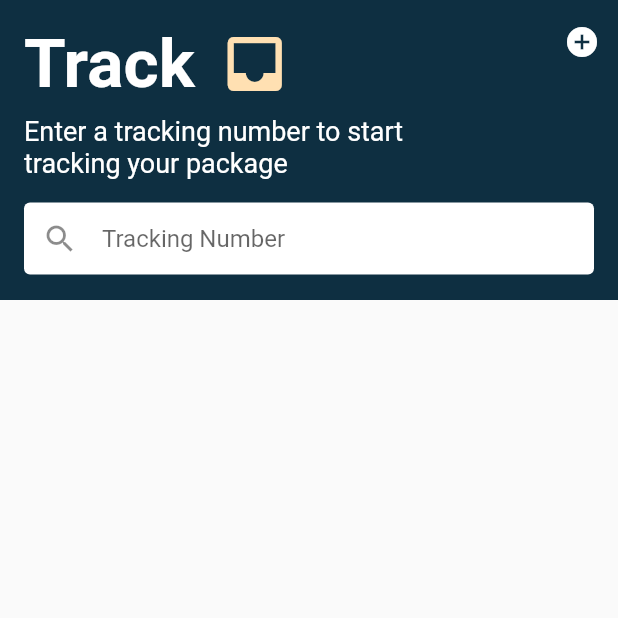
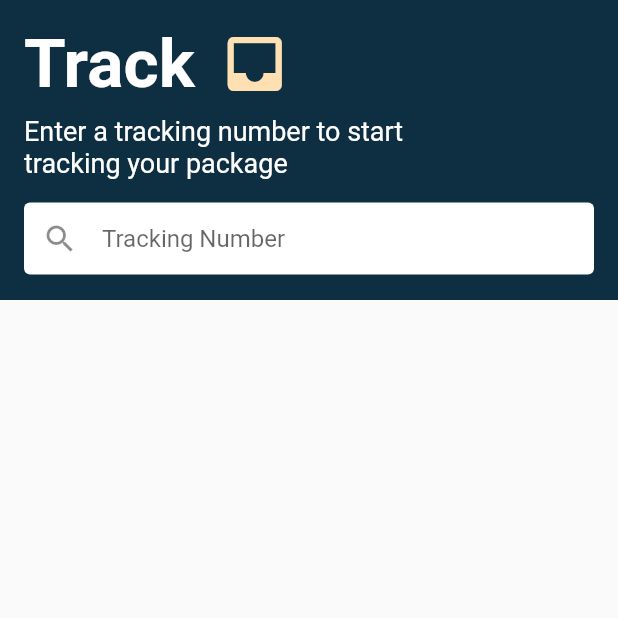
Before and after one commit to JAICHANGPARK/flutter_notebook_5th_story, a Flutter app: the screen it shows after launch, on a phone screen of 412 x 824 dp, the top half of it. Run offline on Flutter 3.47's test engine with Material 2 defaults, Android fonts, the light colour scheme and no system bars; our stand-ins replace google_fonts; missing offline and left inert: calendar_strip.

Commit message:
Update delivery_main_page.dart

```diff
--- a/lib/ep416_lot_delivery_app/delivery_main_page.dart
+++ b/lib/ep416_lot_delivery_app/delivery_main_page.dart
@@ -10,17 +10,10 @@ class _DeliveryMainPageState extends State<DeliveryMainPage> {
   @override
   Widget build(BuildContext context) {
     return Scaffold(
-      body:
-      CustomScrollView(
-        slivers: [
-          SliverAppBar(
-              backgroundColor: Color(0xff0E2F41),
-              expandedHeight: 200.0,
-              flexibleSpace: FlexibleSpaceBar(
-                background: SafeArea(
-                  child:
-
-                  Container(
+      body: Column(
+        children: [
+          SafeArea(
+            child: Container(
               height: 200,
               padding: EdgeInsets.all(16),
               decoration: BoxDecoration(color: Color(0xff0E2F41)),
@@ -72,38 +65,105 @@ class _DeliveryMainPageState extends State<DeliveryMainPage> {
               ),
             ),
           ),
-              ),
-              floating: false,
-              pinned: true,
-              snap: false,
-              actions: <Widget>[
-                IconButton(
-                  icon: const Icon(Icons.add_circle),
-                  tooltip: 'Add new entry',
-                  onPressed: () {
-                    /* ... */
-                  },
-                ),
-              ]),
-
-// 14 47 65
-//          SliverList(
-//            delegate: SliverChildBuilderDelegate((context, index) {
-//              return ListTile(
-//                title: Text("Hello $index"),
-//              );
-//            }, childCount: 30),
-//          )
           Container(
-            height: MediaQuery.of(context).size.height / 2,
-            child: Placeholder(),
-          ),
-          Container(
-            height: MediaQuery.of(context).size.height / 2,
-            child: Placeholder(),
-          ),
+            height: MediaQuery.of(context).size.height / 1.45,
+            child: ListView(),
+          )
         ],
-      ),
+      )
+//      CustomScrollView(
+//        slivers: [
+//          SliverAppBar(
+//              backgroundColor: Color(0xff0E2F41),
+//              expandedHeight: 200.0,
+//              flexibleSpace: FlexibleSpaceBar(
+//                background: SafeArea(
+//                  child:
+//
+//                  Container(
+//                    height: 200,
+//                    padding: EdgeInsets.all(16),
+//                    decoration: BoxDecoration(color: Color(0xff0E2F41)),
+//                    child: Column(
+//                      crossAxisAlignment: CrossAxisAlignment.start,
+//                      children: [
+//                        Row(
+//                          children: [
+//                            Text(
+//                              "Track",
+//                              style: TextStyle(color: Colors.white, fontWeight: FontWeight.bold, fontSize: 45),
+//                            ),
+//                            SizedBox(
+//                              width: 16,
+//                            ),
+//                            Icon(
+//                              Icons.inbox,
+//                              color: Colors.orange[100],
+//                              size: 48,
+//                            )
+//                          ],
+//                        ),
+//                        SizedBox(height: 8),
+//                        Text(
+//                          "Enter a tracking number to start",
+//                          style: TextStyle(fontSize: 18, color: Colors.white),
+//                        ),
+//                        Text(
+//                          "tracking your package",
+//                          style: TextStyle(
+//                            fontSize: 18,
+//                            color: Colors.white,
+//                          ),
+//                        ),
+//                        SizedBox(height: 16),
+//                        Container(
+//                          height: 48,
+//                          padding: EdgeInsets.symmetric(horizontal: 12),
+//                          decoration: BoxDecoration(color: Colors.white, borderRadius: BorderRadius.circular(4)),
+//                          child: TextField(
+//                            decoration: InputDecoration(
+//                              border: InputBorder.none,
+//                              hintText: "Tracking Number",
+//                              icon: Icon(Icons.search),
+//                            ),
+//                          ),
+//                        )
+//                      ],
+//                    ),
+//                  ),
+//                ),
+//              ),
+//              floating: false,
+//              pinned: true,
+//              snap: false,
+//              actions: <Widget>[
+//                IconButton(
+//                  icon: const Icon(Icons.add_circle),
+//                  tooltip: 'Add new entry',
+//                  onPressed: () {
+//                    /* ... */
+//                  },
+//                ),
+//              ]),
+//
+//// 14 47 65
+////          SliverList(
+////            delegate: SliverChildBuilderDelegate((context, index) {
+////              return ListTile(
+////                title: Text("Hello $index"),
+////              );
+////            }, childCount: 30),
+////          )
+//          Container(
+//            height: MediaQuery.of(context).size.height / 2,
+//            child: Placeholder(),
+//          ),
+//          Container(
+//            height: MediaQuery.of(context).size.height / 2,
+//            child: Placeholder(),
+//          ),
+//        ],
+//      ),
     );
   }
 }
```
Lines whose indentation alone changed are shown as unchanged.
